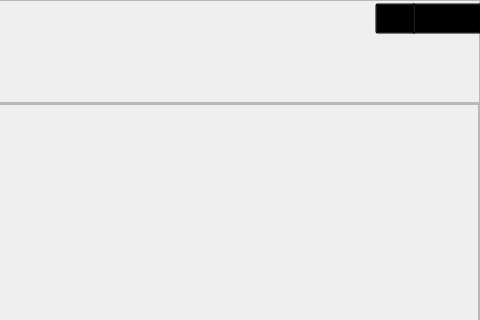
Before: the Qt Designer form Setup/mainwindow.ui in dotevo/Pilocik, drawn with Qt 5; both pictures show x 320 to 800 and y 0 to 320 of the 800 by 600 pixel window.
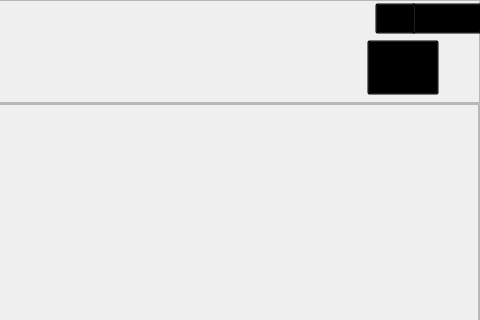
After: the same form once the commit is applied. Icons and pictures are not drawn.

Diff of the .ui file:
```diff
--- a/Setup/mainwindow.ui
+++ b/Setup/mainwindow.ui
@@ -64,6 +64,19 @@
 	font-size: 16px; 
 	font-family:'Trebuchet MS', Tahoma, Verdana;
 	color: #fe7e00;
+}
+
+#deviceBtn{
+	width: 72px;
+	height: 55px;
+	padding: 0;
+	background-repeat: no-repeat;
+	background-color: transparent;
+	background-position: center bottom;
+}
+
+#deviceBtn:hover{
+	background-image: url(:/images/devRefresh.png);
 }</string>
   </property>
   <widget class="QWidget" name="centralWidget">
@@ -120,6 +133,19 @@
         <string/>
        </property>
       </widget>
+      <widget class="QPushButton" name="deviceBtn">
+       <property name="geometry">
+        <rect>
+         <x>687</x>
+         <y>40</y>
+         <width>72</width>
+         <height>55</height>
+        </rect>
+       </property>
+       <property name="text">
+        <string/>
+       </property>
+      </widget>
      </widget>
     </item>
     <item>
```
Left out of the diff: 7 changed lines with no effect on the pictures.
